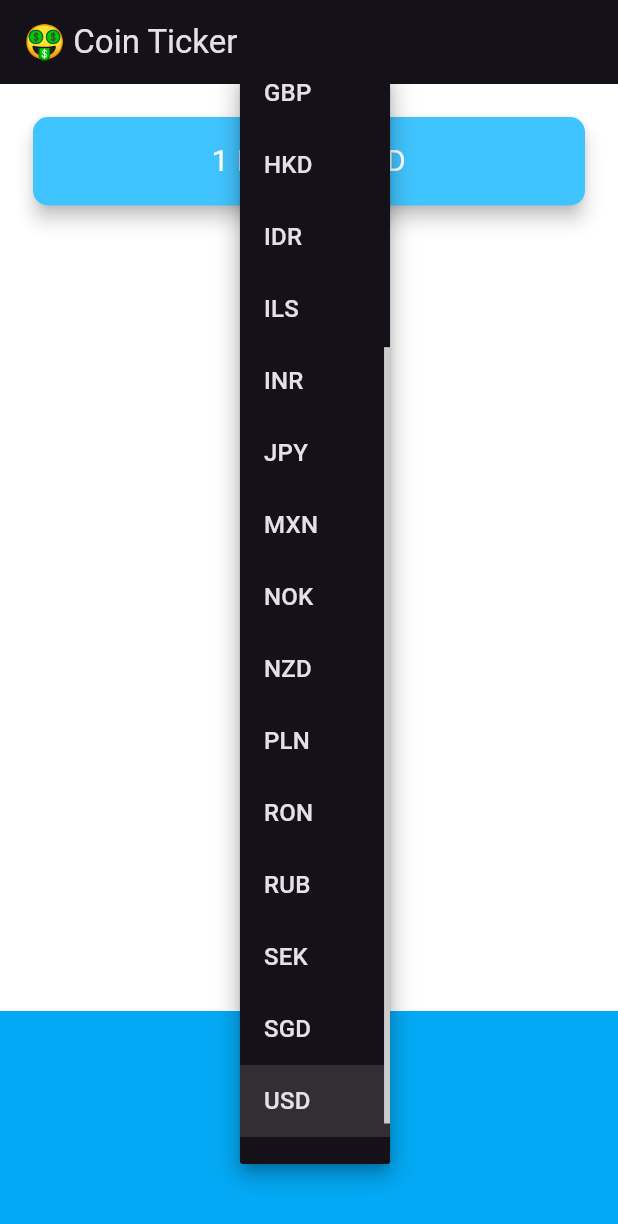
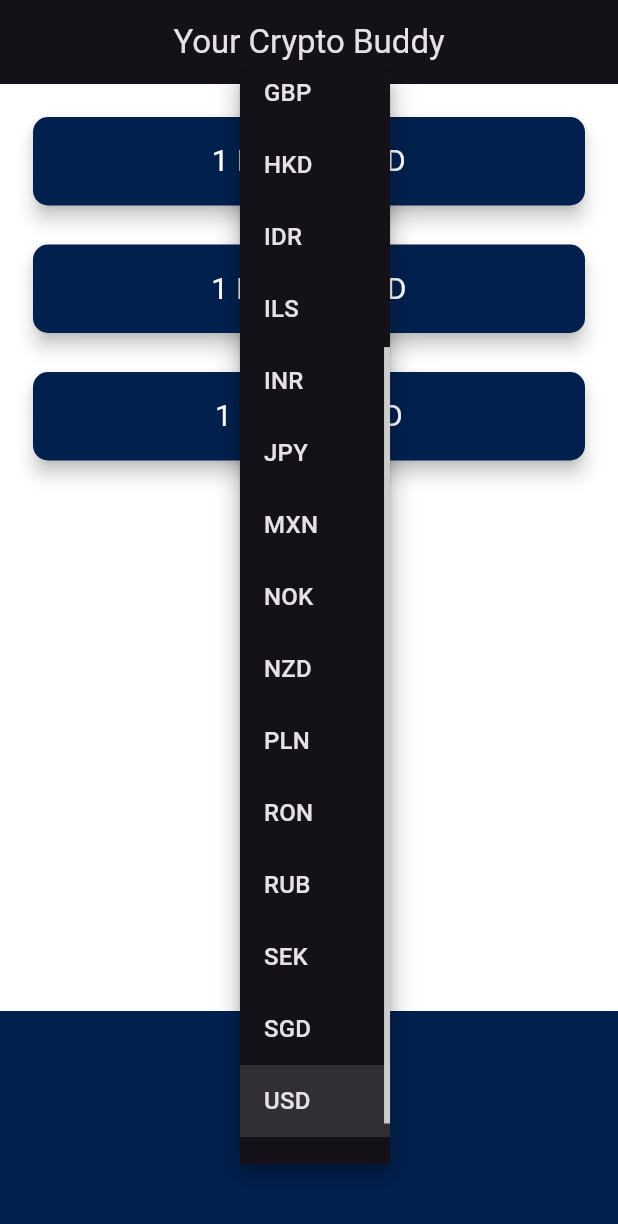
Before and after one commit to IsrarKundi/bitcoinexchangerateapp, a Flutter app: the screen it shows after launch, after a tap on "USD", on a phone screen of 412 x 824 dp. Shown: the top 1224 px of the screen. Run offline on Flutter 3.47's test engine with Material 3 defaults, Android fonts, the phone set to English and light mode, and no system bars; network calls fail.

Commit message:
features added

```diff
--- a/lib/coin_data.dart
+++ b/lib/coin_data.dart
@@ -38,9 +38,9 @@ const apiKey = 'F89A617A-5EA1-4BC4-A42D-2C3F484A302B';
 
 class CoinData {
   //3. Create the Asynchronous method getCoinData() that returns a Future (the price data).
-  Future getCoinData(String currency) async {
+  Future getCoinData(String coin,String currency) async {
     //4. Create a url combining the coinAPIURL with the currencies we're interested, BTC to USD.
-    String requestURL = '$coinAPIURL/BTC/$currency?apikey=$apiKey';
+    String requestURL = '$coinAPIURL/$coin/$currency?apikey=$apiKey';
     //5. Convert the URL string to a Uri object.
     Uri uri = Uri.parse(requestURL);
     //6. Make a GET request to the URL and wait for the response.
--- a/lib/price_screen.dart
+++ b/lib/price_screen.dart
@@ -10,7 +10,12 @@ class PriceScreen extends StatefulWidget {
 
 class _PriceScreenState extends State<PriceScreen> {
   String selectedCurrency = 'USD';
-  String bitcoinValueInUSD = '?';
+  String btcValue = '?';
+  String ethValue = '?';
+  String ltcValue = '?';
+
+
+
 
   DropdownButton<String> androidDropdown() {
     List<DropdownMenuItem<String>> dropdownItems = [];
@@ -55,9 +60,14 @@ class _PriceScreenState extends State<PriceScreen> {
 
   void getData() async {
     try {
-      double data = await CoinData().getCoinData(selectedCurrency);
+      double btcData = await CoinData().getCoinData('BTC',selectedCurrency);
+      double ethData = await CoinData().getCoinData('ETH',selectedCurrency);
+      double ltcData = await CoinData().getCoinData('LTC',selectedCurrency);
       setState(() {
-        bitcoinValueInUSD = data.toStringAsFixed(0);
+        btcValue = btcData.toStringAsFixed(0);
+        ethValue = ethData.toStringAsFixed(0);
+        ltcValue = ltcData.toStringAsFixed(0);
+
       });
     } catch (e) {
       print(e);
@@ -74,16 +84,20 @@ class _PriceScreenState extends State<PriceScreen> {
   Widget build(BuildContext context) {
     return Scaffold(
       appBar: AppBar(
-        title: Text('🤑 Coin Ticker'),
+        title: Center(child: Text('Your Crypto Buddy')),
       ),
       body: Column(
         mainAxisAlignment: MainAxisAlignment.spaceBetween,
         crossAxisAlignment: CrossAxisAlignment.stretch,
         children: <Widget>[
+          Column(
+            crossAxisAlignment: CrossAxisAlignment.stretch,
+            mainAxisAlignment: MainAxisAlignment.center,
+            children: [
               Padding(
                 padding: EdgeInsets.fromLTRB(18.0, 18.0, 18.0, 0),
                 child: Card(
-              color: Colors.lightBlueAccent,
+                  color: Color(0xff01204E),
                   elevation: 5.0,
                   shape: RoundedRectangleBorder(
                     borderRadius: BorderRadius.circular(10.0),
@@ -91,7 +105,7 @@ class _PriceScreenState extends State<PriceScreen> {
                   child: Padding(
                     padding: EdgeInsets.symmetric(vertical: 15.0, horizontal: 28.0),
                     child: Text(
-                  '1 BTC = $bitcoinValueInUSD $selectedCurrency',
+                      '1 BTC = $btcValue $selectedCurrency',
                       textAlign: TextAlign.center,
                       style: TextStyle(
                         fontSize: 20.0,
@@ -101,11 +115,56 @@ class _PriceScreenState extends State<PriceScreen> {
                   ),
                 ),
               ),
+              Padding(
+                padding: EdgeInsets.fromLTRB(18.0, 18.0, 18.0, 0),
+                child: Card(
+                  color: Color(0xff01204E),
+                  elevation: 5.0,
+                  shape: RoundedRectangleBorder(
+                    borderRadius: BorderRadius.circular(10.0),
+                  ),
+                  child: Padding(
+                    padding: EdgeInsets.symmetric(vertical: 15.0, horizontal: 28.0),
+                    child: Text(
+                      '1 ETH = $ethValue $selectedCurrency',
+                      textAlign: TextAlign.center,
+                      style: TextStyle(
+                        fontSize: 20.0,
+                        color: Colors.white,
+                      ),
+                    ),
+                  ),
+                ),
+              ),
+              Padding(
+                padding: EdgeInsets.fromLTRB(18.0, 18.0, 18.0, 0),
+                child: Card(
+                  color: Color(0xff01204E),
+                  elevation: 5.0,
+                  shape: RoundedRectangleBorder(
+                    borderRadius: BorderRadius.circular(10.0),
+                  ),
+                  child: Padding(
+                    padding: EdgeInsets.symmetric(vertical: 15.0, horizontal: 28.0),
+                    child: Text(
+                      '1 LTC = $ltcValue $selectedCurrency',
+                      textAlign: TextAlign.center,
+                      style: TextStyle(
+                        fontSize: 20.0,
+                        color: Colors.white,
+                      ),
+                    ),
+                  ),
+                ),
+              ),
+            ],
+          ),
+
           Container(
             height: 150.0,
             alignment: Alignment.center,
             padding: EdgeInsets.only(bottom: 30.0),
-            color: Colors.lightBlue,
+            color: Color(0xff01204E),
             child: Platform.isIOS ? iOSPicker() : androidDropdown(),
           ),
         ],
```
Lines whose indentation alone changed are shown as unchanged.
